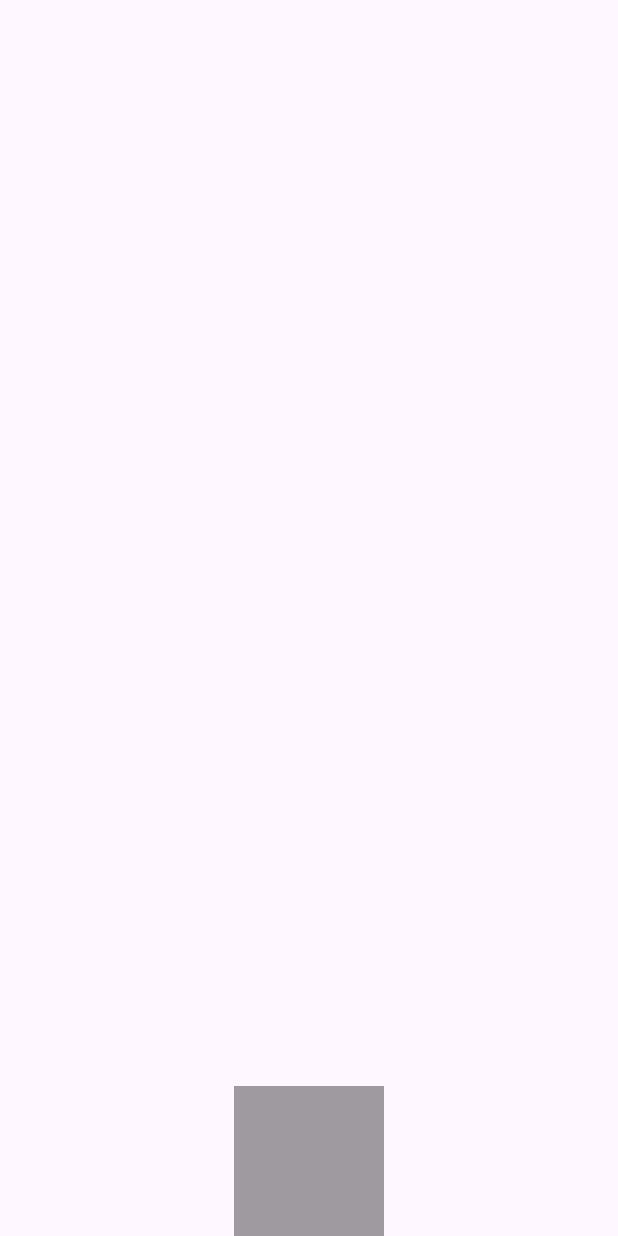
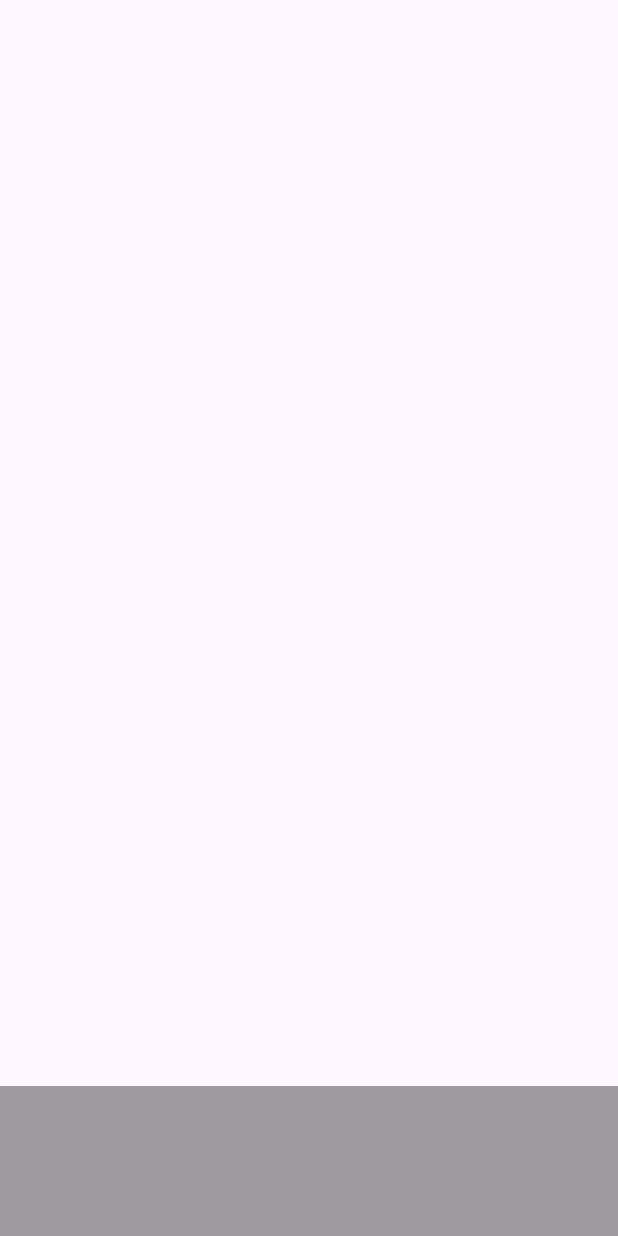
Before and after one commit to tessakang/flutter_202508, a Flutter app: the screen it shows after launch, on a phone screen of 412 x 824 dp. Run offline on Flutter 3.47's test engine with Material 3 defaults, Android fonts, the phone set to English and light mode, and no system bars.

Commit message:
강의03 : 가로, 세로 너비 꽉차게 설정(double.infinity)

```diff
--- a/lib/main.dart
+++ b/lib/main.dart
@@ -16,7 +16,7 @@ class MyApp extends StatelessWidget {
         body: Align(
           alignment: Alignment.bottomCenter ,
           child: Container(
-            width: 100, height: 100,
+            width: double.infinity, height: 100,
             color: Color.fromARGB(100, 10, 10, 10),
           ),
         ),
```
